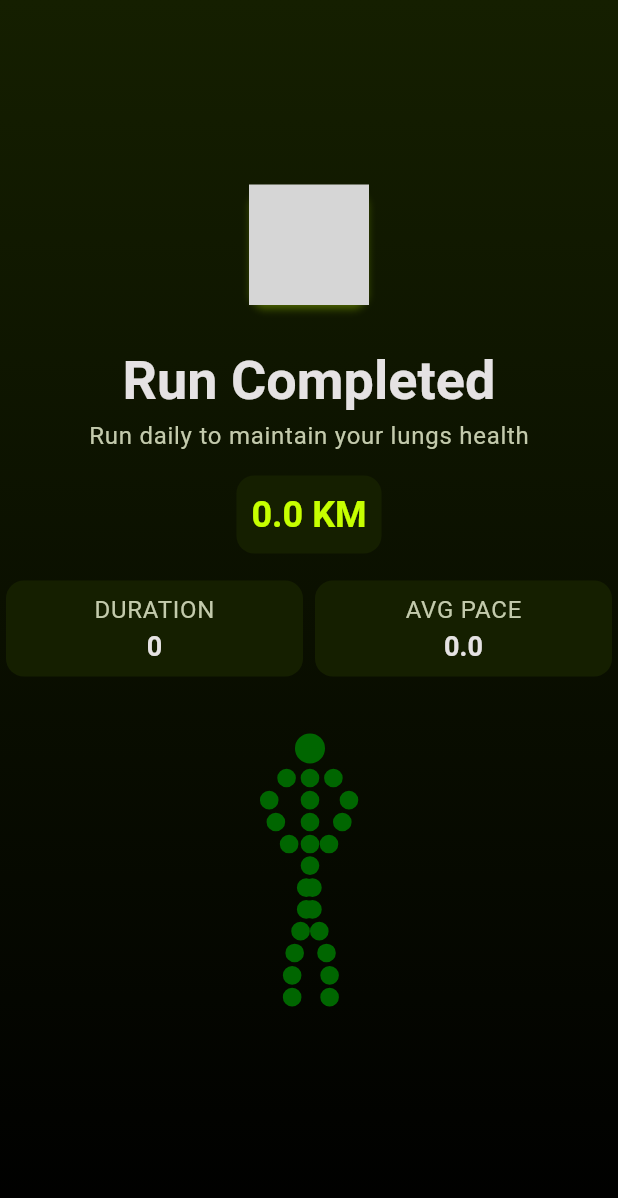
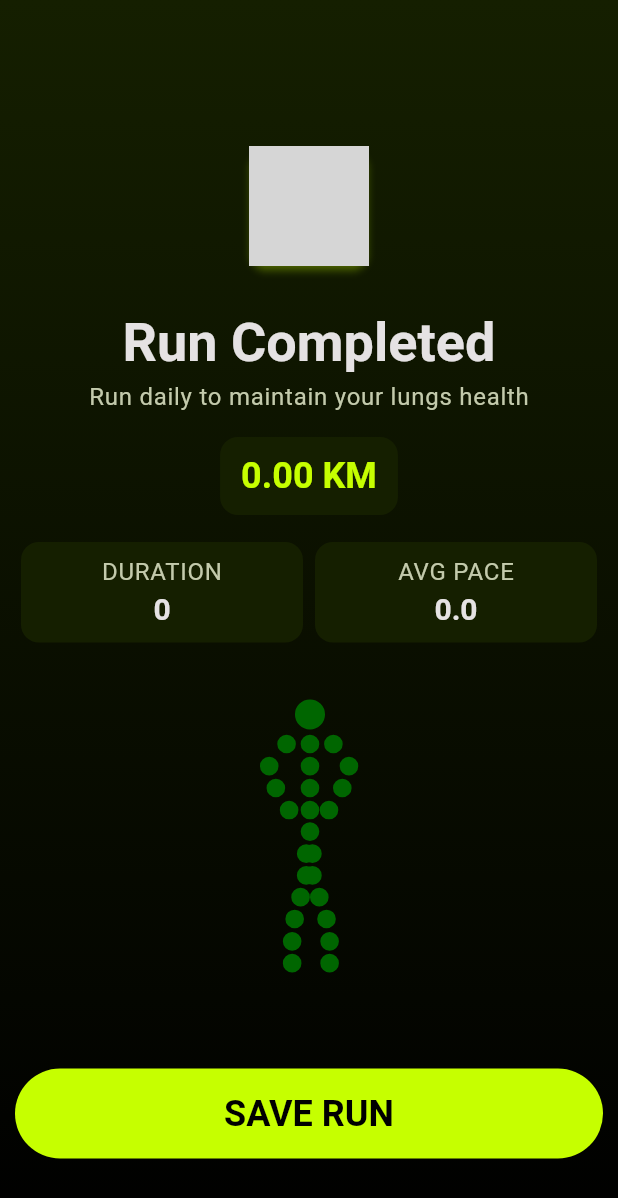
Before and after one commit to TanvirAlHasib/runner, a Flutter app: the RunCompletePreview screen opened directly with empty values, on a phone screen of 412 x 824 dp. Shown: the top 1198 px of the screen. Run offline on Flutter 3.47's test engine with Material 3 defaults, Android fonts, the phone set to English and light mode, and no system bars; our stand-ins replace firebase_core, fl_chart, flutter_svg, geolocator, go_router, google_maps_flutter and 1 more; missing offline and left inert: flutter_polyline_points; accounts and stored records are empty; grey boxes are pictures that could not be loaded.

Commit message:
feat: design done

```diff
--- a/lib/screens/run_complete_preview.dart
+++ b/lib/screens/run_complete_preview.dart
@@ -18,6 +18,7 @@ class _RunCompletePreviewState extends State<RunCompletePreview> {
   Widget build(BuildContext context) {
     return Scaffold(
       body: Container(
+        padding: const EdgeInsetsGeometry.all(10),
         width: double.infinity,
         decoration: BoxDecoration(
           gradient: LinearGradient(
@@ -33,6 +34,7 @@ class _RunCompletePreviewState extends State<RunCompletePreview> {
           crossAxisAlignment: .center,
           mainAxisAlignment: .center,
           children: [
+            Spacer(flex: 2,),
             RunCompleteScreenCard(
               shadowColor: Color(ColorConstraints.buttonColor),
               child: Lottie.asset("lib/assets/animations/walking_avocado.json", height: 80,
@@ -58,8 +60,8 @@ class _RunCompletePreviewState extends State<RunCompletePreview> {
               shadowColor: Color(ColorConstraints.buttonColor),
               elevation: 0,
               child: Padding(
-                padding: const EdgeInsets.all(10),
-                child: Text("${widget.runDetailsModel.distance} KM", style: Theme.of(context).textTheme.headlineSmall!.copyWith(
+                padding: const EdgeInsets.symmetric(vertical: 10, horizontal: 14),
+                child: Text("${widget.runDetailsModel.distance.toStringAsFixed(2)} KM", style: Theme.of(context).textTheme.headlineSmall!.copyWith(
                   color: Color(ColorConstraints.buttonColor),
                   fontWeight: FontWeight.w600
                 ),),
@@ -80,6 +82,24 @@ class _RunCompletePreviewState extends State<RunCompletePreview> {
               height: 250,
               child: Lottie.asset("lib/assets/animations/spin.json"),
             ),
+            const SizedBox(
+              height: 30,
+            ),
+            FilledButton(
+              onPressed: () {
+
+              },
+              style: FilledButton.styleFrom(
+                minimumSize: Size.fromHeight(60),
+                backgroundColor: Color(ColorConstraints.buttonColor),
+                foregroundColor: Color(ColorConstraints.splashBackground_0),
+                textStyle: Theme.of(context).textTheme.headlineSmall!.copyWith(
+                  fontWeight: FontWeight.w700
+                )
+              ),
+              child: Text("SAVE RUN"),
+            ),
+            Spacer()
           ],
         ),
       ),
--- a/lib/widgets/run_complete_screen_details.dart
+++ b/lib/widgets/run_complete_screen_details.dart
@@ -26,7 +26,7 @@ class DetailsCard extends StatelessWidget {
             ),),
             Text(detail, style: Theme.of(context).textTheme.headlineSmall!.copyWith(
                 color: Color(ColorConstraints.headLineFontColor),
-                fontSize: 18,
+                fontSize: 20,
                 fontWeight: FontWeight.w600
             ),),
           ],
```
